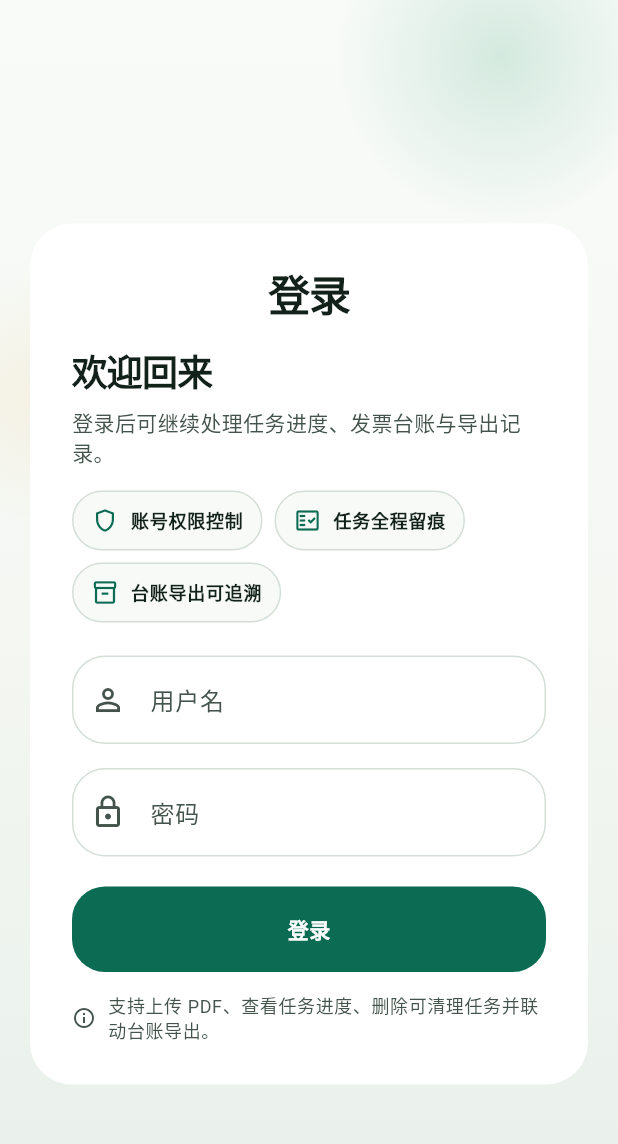
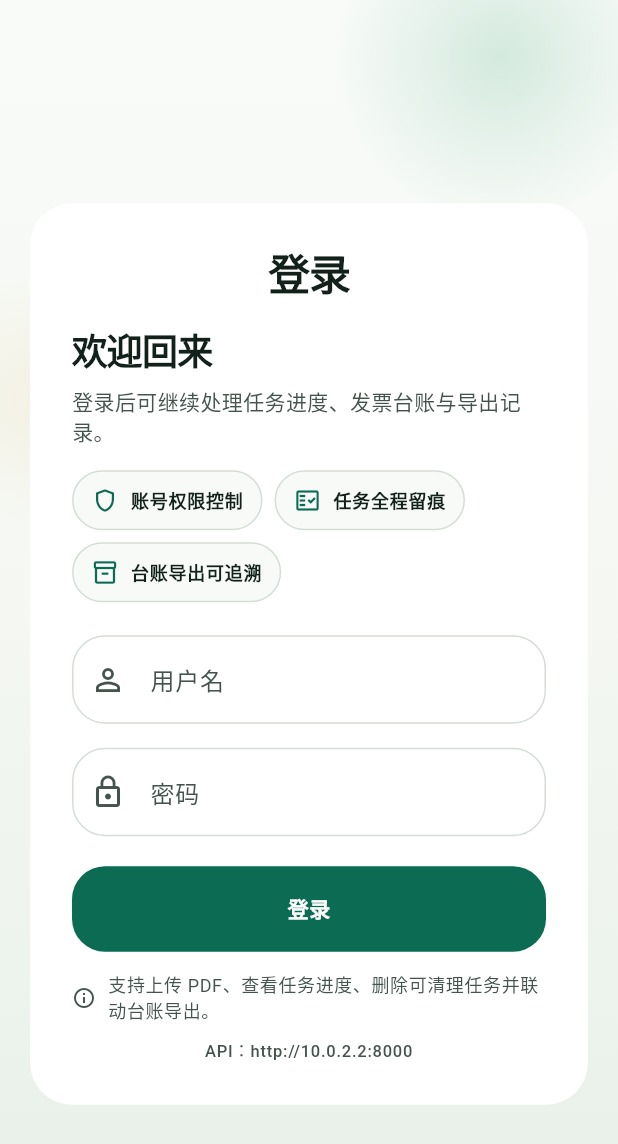
Before and after one commit to rabittao/verify-vat-invoices, a Flutter app: the screen it shows after launch, on a phone screen of 412 x 824 dp. Shown: the top 1144 px of the screen. Run offline on Flutter 3.47's test engine with Material 3 defaults, Android fonts, the phone set to English and light mode, and no system bars; our stand-ins replace dio, file_picker, flutter_riverpod, go_router, shared_preferences.

Commit message:
Use qwen3.6 model and add mobile API debug config

```diff
--- a/mobile_app/lib/src/features/auth/login_page.dart
+++ b/mobile_app/lib/src/features/auth/login_page.dart
@@ -2,6 +2,7 @@ import 'package:flutter/material.dart';
 import 'package:flutter_riverpod/flutter_riverpod.dart';
 import 'package:go_router/go_router.dart';
 
+import '../../core/network/api_client.dart';
 import '../../router.dart';
 
 class LoginPage extends ConsumerStatefulWidget {
@@ -26,6 +27,7 @@ class _LoginPageState extends ConsumerState<LoginPage> {
   @override
   Widget build(BuildContext context) {
     final authState = ref.watch(authControllerProvider);
+    final apiBaseUrl = ref.watch(apiBaseUrlProvider);
     final theme = Theme.of(context);
     final colorScheme = theme.colorScheme;
     final isBusy = _submitting || authState.isLoading;
@@ -159,8 +161,8 @@ class _LoginPageState extends ConsumerState<LoginPage> {
                                             authState.errorMessage!,
                                             style: theme.textTheme.bodySmall
                                                 ?.copyWith(
-                                              color: colorScheme
-                                                  .onErrorContainer,
+                                              color:
+                                                  colorScheme.onErrorContainer,
                                             ),
                                           ),
                                         ),
@@ -218,6 +220,14 @@ class _LoginPageState extends ConsumerState<LoginPage> {
                                       ),
                                     ),
                                   ],
+                                ),
+                                const SizedBox(height: 10),
+                                Text(
+                                  'API：$apiBaseUrl',
+                                  textAlign: TextAlign.center,
+                                  style: theme.textTheme.labelSmall?.copyWith(
+                                    color: colorScheme.onSurfaceVariant,
+                                  ),
                                 ),
                               ],
                             ),
--- a/mobile_app/lib/src/features/settings/system_config_page.dart
+++ b/mobile_app/lib/src/features/settings/system_config_page.dart
@@ -194,7 +194,7 @@ class _SystemConfigPageState extends ConsumerState<SystemConfigPage> {
                     _ConfigTextField(
                       controller: _invoiceModelController,
                       labelText: 'QWEN_INVOICE_MODEL',
-                      helperText: '例如 qwen3.5-plus',
+                      helperText: '例如 qwen3.6-plus',
                     ),
                   ],
                 ),
```
Also changed, not shown: mobile_app/lib/src/core/network/api_client.dart (+34 -2 lines), 10 other files.
